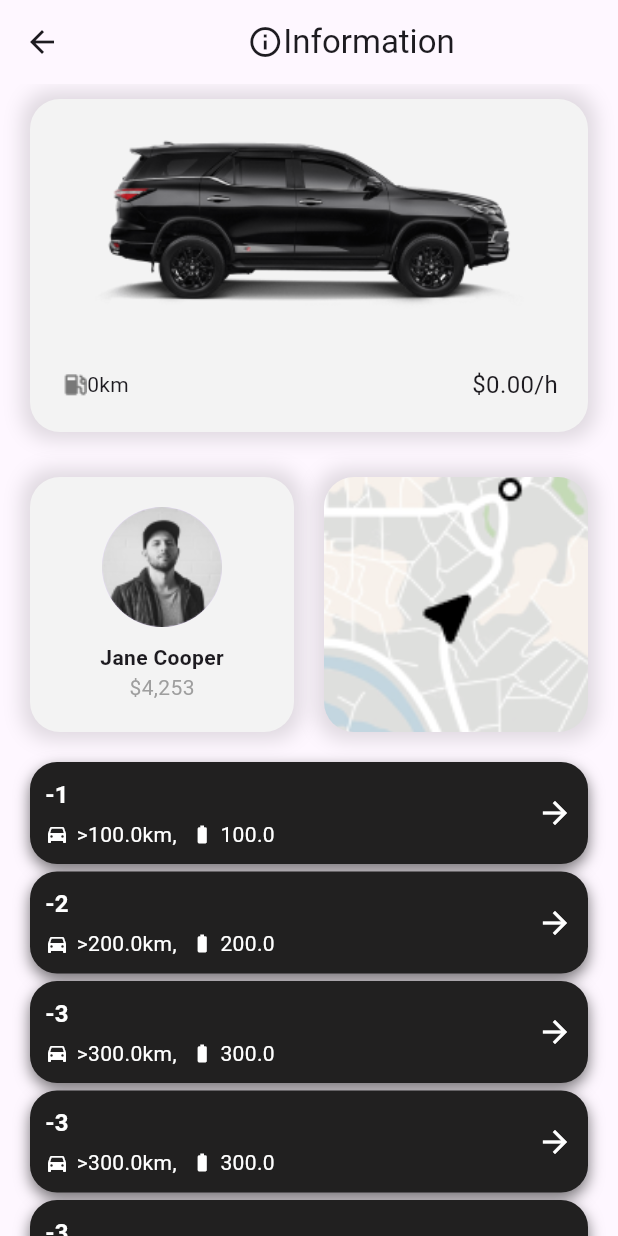
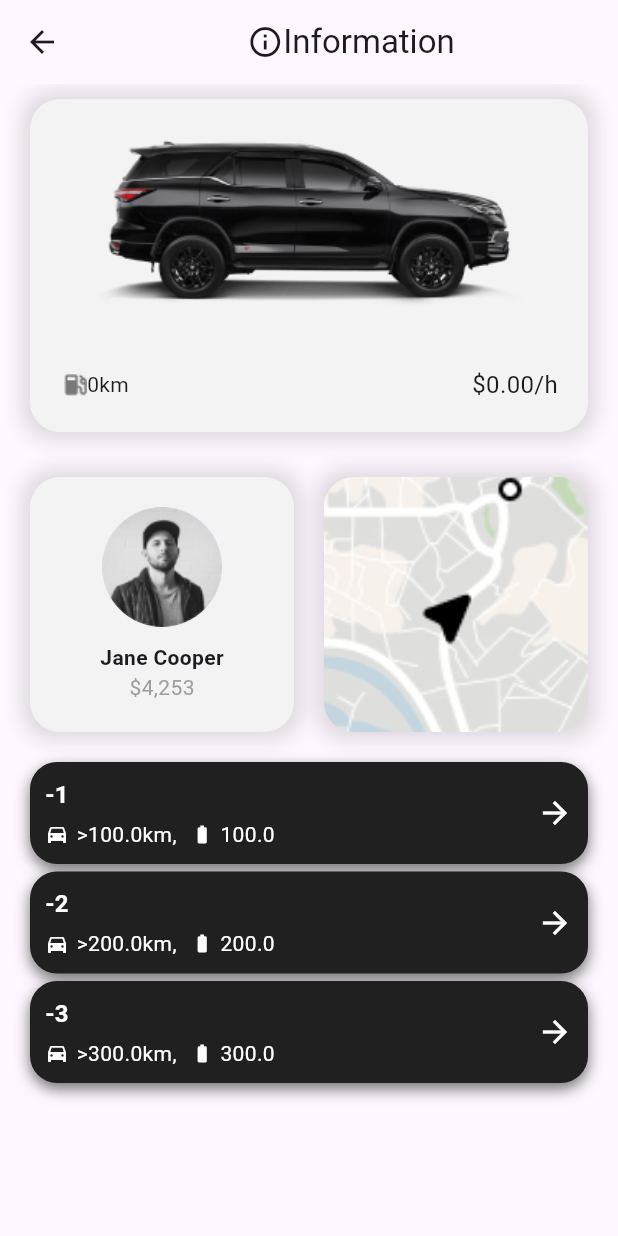
Before and after one commit to HamdiNur/Car-Rent-App, a Flutter app: the CardDetailsPage screen opened directly with empty values, on a phone screen of 412 x 824 dp. Run offline on Flutter 3.47's test engine with Material 3 defaults, Android fonts, the phone set to English and light mode, and no system bars; our stand-ins replace bloc, cloud_firestore, firebase_core, flutter_bloc, flutter_map, latlong2; accounts and stored records are empty; generated files the repository leaves out were written again.

Commit message:
Fix CarDetailsPage UI and animation

```diff
--- a/lib/present/pages/car_details_page.dart
+++ b/lib/present/pages/car_details_page.dart
@@ -5,6 +5,7 @@ import 'package:rentapp/present/widgets/car_card.dart';
 import 'package:rentapp/present/widgets/more_card.dart';
 
 class CardDetailsPage extends StatefulWidget {
+
   final Car car;
 
   const CardDetailsPage({super.key, required this.car});
@@ -166,24 +167,8 @@ class _CardDetailsPageState extends State<CardDetailsPage>
                     pricePerHour: widget.car.pricePerHour + 30,
                   ),
                 ),
-                SizedBox(height: 5),
-                MoreCard(
-                  car: Car(
-                    model: widget.car.model + "-3",
-                    distance: widget.car.distance + 300,
-                    fuelCapacity: widget.car.fuelCapacity + 300,
-                    pricePerHour: widget.car.pricePerHour + 30,
-                  ),
-                ),
-                SizedBox(height: 5),
-                MoreCard(
-                  car: Car(
-                    model: widget.car.model + "-3",
-                    distance: widget.car.distance + 300,
-                    fuelCapacity: widget.car.fuelCapacity + 300,
-                    pricePerHour: widget.car.pricePerHour + 30,
-                  ),
-                ),
+
+
               ],
             ),
           ),
```
